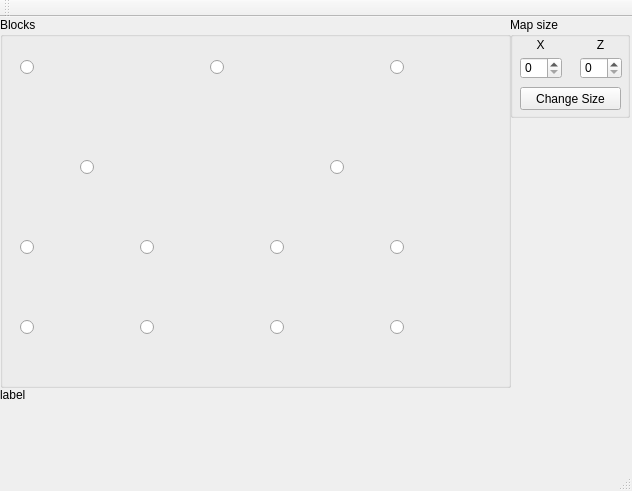
This is MapEditor/MapEditor.ui in hardcorych/mapeditor as Qt 5 draws it before an edit. The edited form follows.
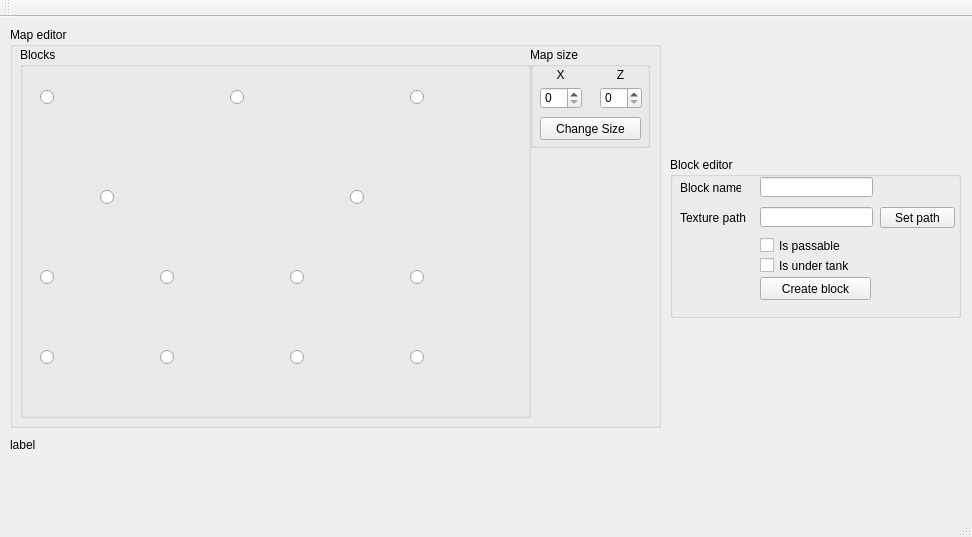
This is the edited form. Icons and pictures are not drawn.

Diff of the .ui file:
```diff
--- a/MapEditor/MapEditor.ui
+++ b/MapEditor/MapEditor.ui
@@ -6,19 +6,44 @@
    <rect>
     <x>0</x>
     <y>0</y>
-    <width>632</width>
-    <height>491</height>
+    <width>972</width>
+    <height>537</height>
    </rect>
   </property>
   <property name="windowTitle">
    <string>MapEditor</string>
   </property>
   <widget class="QWidget" name="centralWidget">
-   <widget class="QGroupBox" name="groupBox">
+   <widget class="QLabel" name="labelMessage">
     <property name="geometry">
      <rect>
-      <x>0</x>
-      <y>0</y>
+      <x>10</x>
+      <y>420</y>
+      <width>191</width>
+      <height>16</height>
+     </rect>
+    </property>
+    <property name="text">
+     <string>label</string>
+    </property>
+   </widget>
+   <widget class="QGroupBox" name="groupBoxMapEditor">
+    <property name="geometry">
+     <rect>
+      <x>10</x>
+      <y>10</y>
+      <width>651</width>
+      <height>401</height>
+     </rect>
+    </property>
+    <property name="title">
+     <string>Map editor</string>
+    </property>
+    <widget class="QGroupBox" name="groupBoxBlocks">
+     <property name="geometry">
+      <rect>
+       <x>10</x>
+       <y>20</y>
       <width>511</width>
       <height>371</height>
      </rect>
@@ -332,11 +357,11 @@
      </property>
     </widget>
    </widget>
-   <widget class="QGroupBox" name="groupBox_2">
+    <widget class="QGroupBox" name="groupBoxMapSize">
     <property name="geometry">
      <rect>
-      <x>510</x>
-      <y>0</y>
+       <x>520</x>
+       <y>20</y>
       <width>120</width>
       <height>101</height>
      </rect>
@@ -410,18 +435,117 @@
      </property>
     </widget>
    </widget>
-   <widget class="QLabel" name="labelMessage">
+   </widget>
+   <widget class="QGroupBox" name="groupBox">
     <property name="geometry">
      <rect>
-      <x>0</x>
-      <y>370</y>
-      <width>191</width>
-      <height>16</height>
+      <x>670</x>
+      <y>140</y>
+      <width>291</width>
+      <height>161</height>
      </rect>
     </property>
+    <property name="title">
+     <string>Block editor</string>
+    </property>
+    <widget class="QLineEdit" name="lineEditBlockName">
+     <property name="geometry">
+      <rect>
+       <x>90</x>
+       <y>20</y>
+       <width>113</width>
+       <height>20</height>
+      </rect>
+     </property>
+    </widget>
+    <widget class="QLabel" name="labelBlockName">
+     <property name="geometry">
+      <rect>
+       <x>10</x>
+       <y>20</y>
+       <width>61</width>
+       <height>21</height>
+      </rect>
+     </property>
     <property name="text">
-     <string>label</string>
-    </property>
+      <string>Block name</string>
+     </property>
+    </widget>
+    <widget class="QLineEdit" name="lineEditBlockPath">
+     <property name="geometry">
+      <rect>
+       <x>90</x>
+       <y>50</y>
+       <width>113</width>
+       <height>20</height>
+      </rect>
+     </property>
+    </widget>
+    <widget class="QLabel" name="labelBlockPath">
+     <property name="geometry">
+      <rect>
+       <x>10</x>
+       <y>50</y>
+       <width>71</width>
+       <height>21</height>
+      </rect>
+     </property>
+     <property name="text">
+      <string>Texture path</string>
+     </property>
+    </widget>
+    <widget class="QCheckBox" name="checkBoxPassability">
+     <property name="geometry">
+      <rect>
+       <x>90</x>
+       <y>80</y>
+       <width>81</width>
+       <height>17</height>
+      </rect>
+     </property>
+     <property name="text">
+      <string>Is passable</string>
+     </property>
+    </widget>
+    <widget class="QCheckBox" name="checkBoxUnderTank">
+     <property name="geometry">
+      <rect>
+       <x>90</x>
+       <y>100</y>
+       <width>91</width>
+       <height>17</height>
+      </rect>
+     </property>
+     <property name="text">
+      <string>Is under tank</string>
+     </property>
+    </widget>
+    <widget class="QPushButton" name="pushButtonPath">
+     <property name="geometry">
+      <rect>
+       <x>210</x>
+       <y>50</y>
+       <width>75</width>
+       <height>21</height>
+      </rect>
+     </property>
+     <property name="text">
+      <string>Set path</string>
+     </property>
+    </widget>
+    <widget class="QPushButton" name="pushButtonCreateBlock">
+     <property name="geometry">
+      <rect>
+       <x>90</x>
+       <y>120</y>
+       <width>111</width>
+       <height>23</height>
+      </rect>
+     </property>
+     <property name="text">
+      <string>Create block</string>
+     </property>
+    </widget>
    </widget>
   </widget>
   <widget class="QMenuBar" name="menuBar">
@@ -429,7 +553,7 @@
     <rect>
      <x>0</x>
      <y>0</y>
-     <width>632</width>
+     <width>972</width>
      <height>21</height>
     </rect>
    </property>
```
Lines whose indentation alone changed are shown as unchanged.
